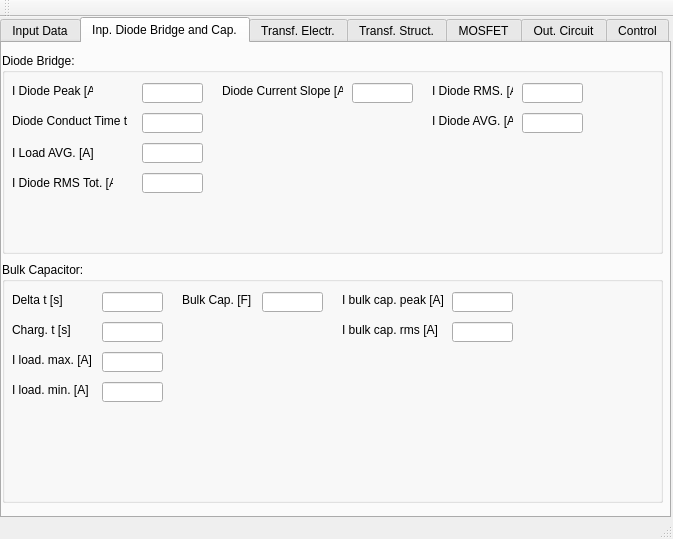
Qt form FLySMPS/FLySMPS.ui (aemeltsev/FLySMPS) before a commit.
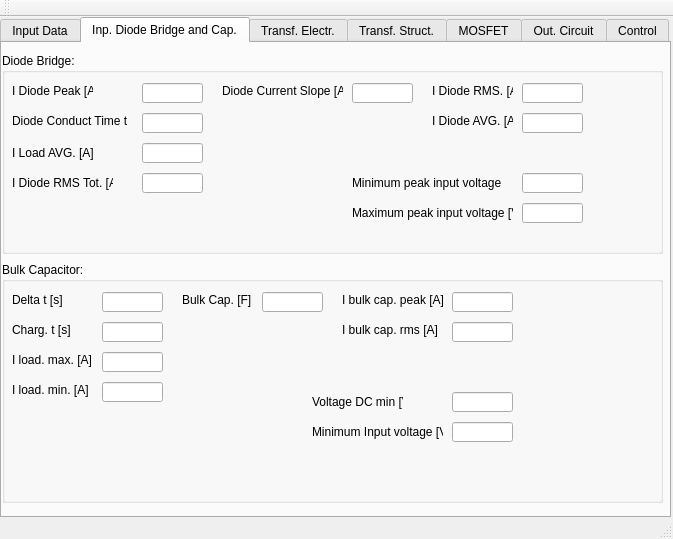
The same form after that commit. The open tabs and pages were chosen to show the change.

What changed in the file:
```diff
--- a/FLySMPS/FLySMPS.ui
+++ b/FLySMPS/FLySMPS.ui
@@ -999,6 +999,52 @@
         </rect>
        </property>
       </widget>
+      <widget class="QLabel" name="label_51">
+       <property name="geometry">
+        <rect>
+         <x>350</x>
+         <y>120</y>
+         <width>151</width>
+         <height>20</height>
+        </rect>
+       </property>
+       <property name="text">
+        <string>Minimum peak input voltage [V]</string>
+       </property>
+      </widget>
+      <widget class="QLineEdit" name="lineEdit_50">
+       <property name="geometry">
+        <rect>
+         <x>520</x>
+         <y>120</y>
+         <width>61</width>
+         <height>20</height>
+        </rect>
+       </property>
+      </widget>
+      <widget class="QLabel" name="label_50">
+       <property name="geometry">
+        <rect>
+         <x>350</x>
+         <y>150</y>
+         <width>161</width>
+         <height>20</height>
+        </rect>
+       </property>
+       <property name="text">
+        <string>Maximum peak input voltage [V]</string>
+       </property>
+      </widget>
+      <widget class="QLineEdit" name="lineEdit_49">
+       <property name="geometry">
+        <rect>
+         <x>520</x>
+         <y>150</y>
+         <width>61</width>
+         <height>20</height>
+        </rect>
+       </property>
+      </widget>
      </widget>
      <widget class="QGroupBox" name="groupBox_6">
       <property name="geometry">
@@ -1173,6 +1219,52 @@
         </rect>
        </property>
       </widget>
+      <widget class="QLabel" name="label_48">
+       <property name="geometry">
+        <rect>
+         <x>310</x>
+         <y>160</y>
+         <width>131</width>
+         <height>20</height>
+        </rect>
+       </property>
+       <property name="text">
+        <string>Minimum Input voltage [V]</string>
+       </property>
+      </widget>
+      <widget class="QLineEdit" name="lineEdit_47">
+       <property name="geometry">
+        <rect>
+         <x>450</x>
+         <y>160</y>
+         <width>61</width>
+         <height>20</height>
+        </rect>
+       </property>
+      </widget>
+      <widget class="QLineEdit" name="lineEdit_48">
+       <property name="geometry">
+        <rect>
+         <x>450</x>
+         <y>130</y>
+         <width>61</width>
+         <height>20</height>
+        </rect>
+       </property>
+      </widget>
+      <widget class="QLabel" name="label_49">
+       <property name="geometry">
+        <rect>
+         <x>310</x>
+         <y>130</y>
+         <width>91</width>
+         <height>20</height>
+        </rect>
+       </property>
+       <property name="text">
+        <string>Voltage DC min [V]</string>
+       </property>
+      </widget>
      </widget>
     </widget>
     <widget class="QWidget" name="tab_5">
```
Left out of the diff: 55 changed lines with no effect on the pictures.
